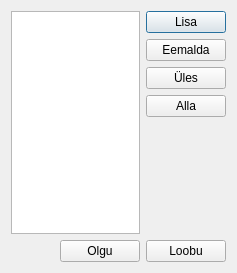
Above: protokollitaja/protokollitaja/lisalaskudeaken.ui from ymeramees/protokollitaja before the change. Below: the same form after it.
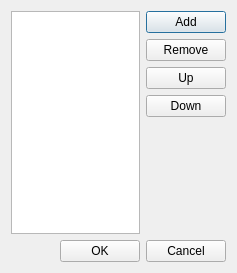
That is the form after the change.

What changed in the file:
```diff
--- a/protokollitaja/protokollitaja/lisalaskudeaken.ui
+++ b/protokollitaja/protokollitaja/lisalaskudeaken.ui
@@ -23,28 +23,28 @@
    <item row="0" column="2">
     <widget class="QPushButton" name="lisaNupp">
      <property name="text">
-      <string>Lisa</string>
+      <string>Add</string>
      </property>
     </widget>
    </item>
    <item row="1" column="2">
     <widget class="QPushButton" name="eemaldaNupp">
      <property name="text">
-      <string>Eemalda</string>
+      <string>Remove</string>
      </property>
     </widget>
    </item>
    <item row="2" column="2">
     <widget class="QPushButton" name="ulesNupp">
      <property name="text">
-      <string>Üles</string>
+      <string>Up</string>
      </property>
     </widget>
    </item>
    <item row="3" column="2">
     <widget class="QPushButton" name="allaNupp">
      <property name="text">
-      <string>Alla</string>
+      <string>Down</string>
      </property>
     </widget>
    </item>
@@ -77,14 +77,14 @@
    <item row="5" column="1">
     <widget class="QPushButton" name="olguNupp">
      <property name="text">
-      <string>Olgu</string>
+      <string>OK</string>
      </property>
     </widget>
    </item>
    <item row="5" column="2">
     <widget class="QPushButton" name="loobuNupp">
      <property name="text">
-      <string>Loobu</string>
+      <string>Cancel</string>
      </property>
     </widget>
    </item>
```
Left out of the diff: 2 changed lines with no effect on the pictures.
